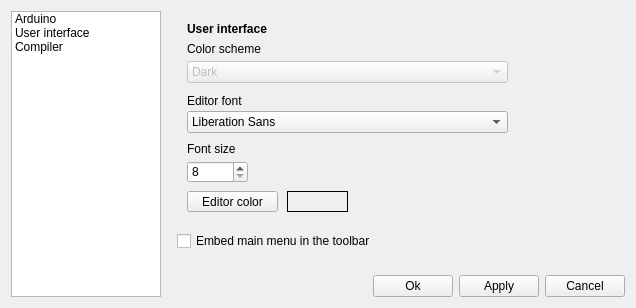
Old version of the form src/preferences.ui in the repository aporto/mariamole.
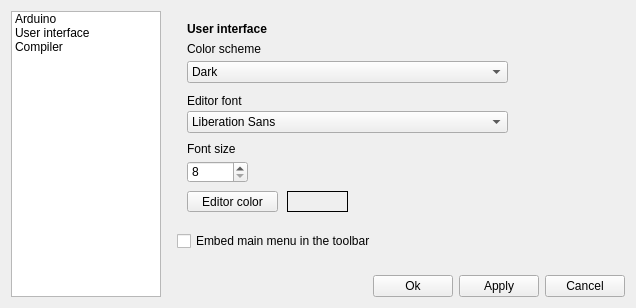
New version of the form. The open tabs and pages were chosen to show the change.

The edit to the form file:
```diff
--- a/src/preferences.ui
+++ b/src/preferences.ui
@@ -229,7 +229,7 @@
           </widget>
           <widget class="QComboBox" name="comboBox">
            <property name="enabled">
-            <bool>false</bool>
+            <bool>true</bool>
            </property>
            <property name="geometry">
             <rect>
```
Left out of the diff: 4 changed lines with no effect on the pictures.
